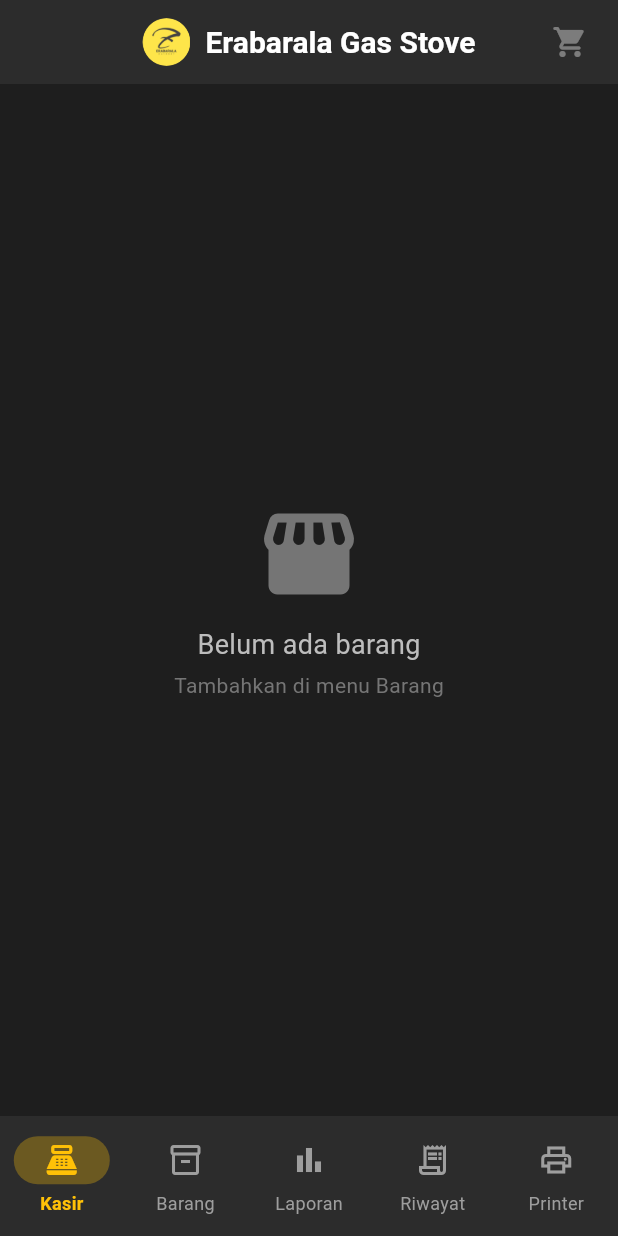
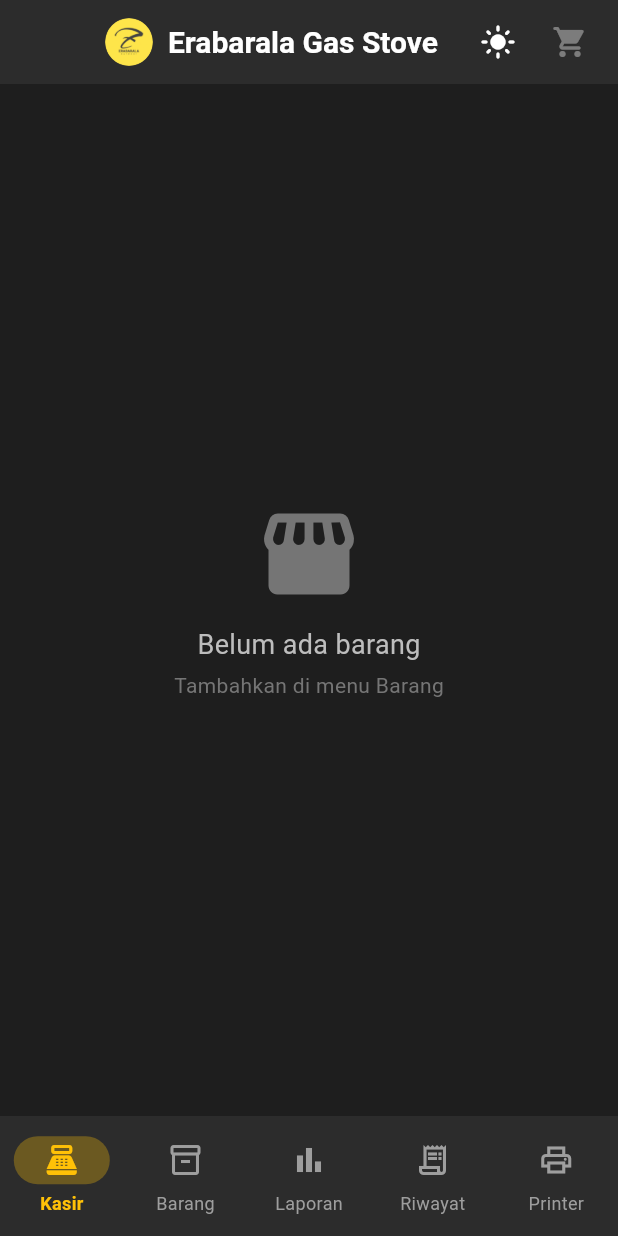
Before and after one commit to risyadaddiva/erabarala-store, a Flutter app: the screen it shows after launch, on a phone screen of 412 x 824 dp. Run offline on Flutter 3.47's test engine with Material 3 defaults, Android fonts, the phone set to English and light mode, and no system bars; our stand-ins replace image_picker, sqflite; missing offline and left inert: blue_thermal_printer; accounts and stored records are empty.

Commit message:
fix: cashier image sizing + add dark/light theme toggle
- Fix product images in cashier grid: use Expanded flex layout instead of
  fixed height to prevent squished/stretched images
- Adjust grid childAspectRatio from 1.1 to 0.85 for proper image display
- Add ThemeProvider with dark/light toggle via ChangeNotifier
- Add light theme variant maintaining yellow (#FFC107) branding
- Add animated theme toggle button (sun/moon icon) in AppBar top-right
- Use Theme.of(context) for dynamic card colors
- Add 3 light theme tests (23 total, all passing)
- flutter analyze: 0 issues

Co-Authored-By: Devin AI <158243242+devin-ai-integration[bot]@users.noreply.github.com>

```diff
--- a/lib/main.dart
+++ b/lib/main.dart
@@ -5,6 +5,7 @@ import 'package:intl/date_symbol_data_local.dart';
 import 'providers/item_provider.dart';
 import 'providers/cart_provider.dart';
 import 'providers/transaction_provider.dart';
+import 'providers/theme_provider.dart';
 import 'screens/cashier_screen.dart';
 import 'screens/item_management_screen.dart';
 import 'screens/report_screen.dart';
@@ -35,12 +36,19 @@ class ErabaralaStoreApp extends StatelessWidget {
         ChangeNotifierProvider(create: (_) => CartProvider()),
         ChangeNotifierProvider(
             create: (_) => TransactionProvider()..loadTransactions()),
+        ChangeNotifierProvider(create: (_) => ThemeProvider()),
       ],
-      child: MaterialApp(
-        title: 'Erabarala Gas Stove',
-        debugShowCheckedModeBanner: false,
-        theme: AppTheme.darkTheme,
-        home: const SplashScreen(),
+      child: Consumer<ThemeProvider>(
+        builder: (context, themeProvider, _) {
+          return MaterialApp(
+            title: 'Erabarala Gas Stove',
+            debugShowCheckedModeBanner: false,
+            theme: AppTheme.lightTheme,
+            darkTheme: AppTheme.darkTheme,
+            themeMode: themeProvider.themeMode,
+            home: const SplashScreen(),
+          );
+        },
       ),
     );
   }
--- /dev/null
+++ b/lib/providers/theme_provider.dart
@@ -0,0 +1,14 @@
+import 'package:flutter/material.dart';
+
+class ThemeProvider extends ChangeNotifier {
+  ThemeMode _themeMode = ThemeMode.dark;
+
+  ThemeMode get themeMode => _themeMode;
+  bool get isDark => _themeMode == ThemeMode.dark;
+
+  void toggleTheme() {
+    _themeMode =
+        _themeMode == ThemeMode.dark ? ThemeMode.light : ThemeMode.dark;
+    notifyListeners();
+  }
+}
--- a/lib/screens/cashier_screen.dart
+++ b/lib/screens/cashier_screen.dart
@@ -4,6 +4,7 @@ import 'package:provider/provider.dart';
 import '../providers/item_provider.dart';
 import '../providers/cart_provider.dart';
 import '../providers/transaction_provider.dart';
+import '../providers/theme_provider.dart';
 import '../widgets/currency_formatter.dart';
 import '../services/printer_service.dart';
 import '../database/database_helper.dart';
@@ -45,6 +46,24 @@ class _CashierScreenState extends State<CashierScreen> {
           ],
         ),
         actions: [
+          Consumer<ThemeProvider>(
+            builder: (context, themeProvider, _) {
+              return IconButton(
+                icon: AnimatedSwitcher(
+                  duration: const Duration(milliseconds: 300),
+                  transitionBuilder: (child, anim) =>
+                      RotationTransition(turns: anim, child: child),
+                  child: Icon(
+                    themeProvider.isDark
+                        ? Icons.light_mode_rounded
+                        : Icons.dark_mode_rounded,
+                    key: ValueKey(themeProvider.isDark),
+                  ),
+                ),
+                onPressed: () => themeProvider.toggleTheme(),
+              );
+            },
+          ),
           Consumer<CartProvider>(
             builder: (context, cart, _) {
               return Badge(
@@ -152,7 +171,7 @@ class _CashierScreenState extends State<CashierScreen> {
                   padding: const EdgeInsets.all(12),
                   gridDelegate: const SliverGridDelegateWithFixedCrossAxisCount(
                     crossAxisCount: 2,
-                    childAspectRatio: 1.1,
+                    childAspectRatio: 0.85,
                     crossAxisSpacing: 10,
                     mainAxisSpacing: 10,
                   ),
@@ -425,8 +444,9 @@ class _ItemCard extends StatelessWidget {
   @override
   Widget build(BuildContext context) {
     final hasImage = imagePath != null && File(imagePath!).existsSync();
+    final cardColor = Theme.of(context).cardTheme.color ?? AppTheme.cardDark;
     return Material(
-      color: AppTheme.cardDark,
+      color: cardColor,
       borderRadius: BorderRadius.circular(16),
       child: InkWell(
         onTap: onTap,
@@ -442,17 +462,22 @@ class _ItemCard extends StatelessWidget {
             crossAxisAlignment: CrossAxisAlignment.start,
             children: [
               if (hasImage)
-                ClipRRect(
-                  borderRadius:
-                      const BorderRadius.vertical(top: Radius.circular(16)),
-                  child: Image.file(
-                    File(imagePath!),
-                    width: double.infinity,
-                    height: 70,
-                    fit: BoxFit.cover,
+                Expanded(
+                  flex: 3,
+                  child: ClipRRect(
+                    borderRadius:
+                        const BorderRadius.vertical(top: Radius.circular(16)),
+                    child: SizedBox(
+                      width: double.infinity,
+                      child: Image.file(
+                        File(imagePath!),
+                        fit: BoxFit.cover,
+                      ),
+                    ),
                   ),
                 ),
               Expanded(
+                flex: 2,
                 child: Padding(
                   padding: const EdgeInsets.all(10),
                   child: Column(
--- a/lib/theme/app_theme.dart
+++ b/lib/theme/app_theme.dart
@@ -7,6 +7,126 @@ class AppTheme {
   static const Color accentGold = Color(0xFFFFB300);
   static const Color surfaceDark = Color(0xFF2C2C2C);
   static const Color cardDark = Color(0xFF383838);
+
+  // Light theme colors
+  static const Color surfaceLight = Color(0xFFF5F5F5);
+  static const Color cardLight = Color(0xFFFFFFFF);
+  static const Color scaffoldLight = Color(0xFFFAFAFA);
+
+  static ThemeData get lightTheme {
+    return ThemeData(
+      useMaterial3: true,
+      brightness: Brightness.light,
+      colorScheme: ColorScheme.light(
+        primary: primaryYellow,
+        onPrimary: darkGray,
+        secondary: accentGold,
+        onSecondary: darkGray,
+        surface: surfaceLight,
+        onSurface: darkGray,
+        primaryContainer: lightYellow,
+        onPrimaryContainer: darkGray,
+      ),
+      scaffoldBackgroundColor: scaffoldLight,
+      appBarTheme: AppBarTheme(
+        centerTitle: true,
+        elevation: 0,
+        backgroundColor: primaryYellow,
+        foregroundColor: darkGray,
+        titleTextStyle: const TextStyle(
+          color: Color(0xFF3A3A3A),
+          fontSize: 20,
+          fontWeight: FontWeight.bold,
+        ),
+      ),
+      cardTheme: CardThemeData(
+        color: cardLight,
+        elevation: 2,
+        shadowColor: Colors.black26,
+        shape: RoundedRectangleBorder(
+          borderRadius: BorderRadius.circular(16),
+        ),
+      ),
+      navigationBarTheme: NavigationBarThemeData(
+        backgroundColor: Colors.white,
+        indicatorColor: primaryYellow.withValues(alpha: 0.3),
+        iconTheme: WidgetStateProperty.resolveWith((states) {
+          if (states.contains(WidgetState.selected)) {
+            return const IconThemeData(color: Color(0xFF7B6C00));
+          }
+          return const IconThemeData(color: Colors.grey);
+        }),
+        labelTextStyle: WidgetStateProperty.resolveWith((states) {
+          if (states.contains(WidgetState.selected)) {
+            return const TextStyle(
+              color: Color(0xFF7B6C00),
+              fontSize: 12,
+              fontWeight: FontWeight.w600,
+            );
+          }
+          return const TextStyle(color: Colors.grey, fontSize: 12);
+        }),
+      ),
+      floatingActionButtonTheme: const FloatingActionButtonThemeData(
+        backgroundColor: primaryYellow,
+        foregroundColor: darkGray,
+        elevation: 6,
+      ),
+      filledButtonTheme: FilledButtonThemeData(
+        style: FilledButton.styleFrom(
+          backgroundColor: primaryYellow,
+          foregroundColor: darkGray,
+          shape: RoundedRectangleBorder(
+            borderRadius: BorderRadius.circular(12),
+          ),
+          textStyle: const TextStyle(fontWeight: FontWeight.bold),
+        ),
+      ),
+      segmentedButtonTheme: SegmentedButtonThemeData(
+        style: ButtonStyle(
+          backgroundColor: WidgetStateProperty.resolveWith((states) {
+            if (states.contains(WidgetState.selected)) {
+              return primaryYellow;
+            }
+            return cardLight;
+          }),
+          foregroundColor: WidgetStateProperty.resolveWith((states) {
+            if (states.contains(WidgetState.selected)) {
+              return darkGray;
+            }
+            return Colors.grey;
+          }),
+        ),
+      ),
+      snackBarTheme: SnackBarThemeData(
+        behavior: SnackBarBehavior.floating,
+        shape: RoundedRectangleBorder(borderRadius: BorderRadius.circular(12)),
+      ),
+      dialogTheme: DialogThemeData(
+        backgroundColor: cardLight,
+        shape: RoundedRectangleBorder(borderRadius: BorderRadius.circular(20)),
+      ),
+      inputDecorationTheme: InputDecorationTheme(
+        filled: true,
+        fillColor: const Color(0xFFF0F0F0),
+        border: OutlineInputBorder(
+          borderRadius: BorderRadius.circular(12),
+          borderSide: BorderSide.none,
+        ),
+        focusedBorder: OutlineInputBorder(
+          borderRadius: BorderRadius.circular(12),
+          borderSide: const BorderSide(color: primaryYellow, width: 2),
+        ),
+        labelStyle: const TextStyle(color: Colors.grey),
+      ),
+      bottomSheetTheme: const BottomSheetThemeData(
+        backgroundColor: Colors.white,
+        shape: RoundedRectangleBorder(
+          borderRadius: BorderRadius.vertical(top: Radius.circular(24)),
+        ),
+      ),
+    );
+  }
 
   static ThemeData get darkTheme {
     return ThemeData(
```
Also changed, not shown: 1 other file.
